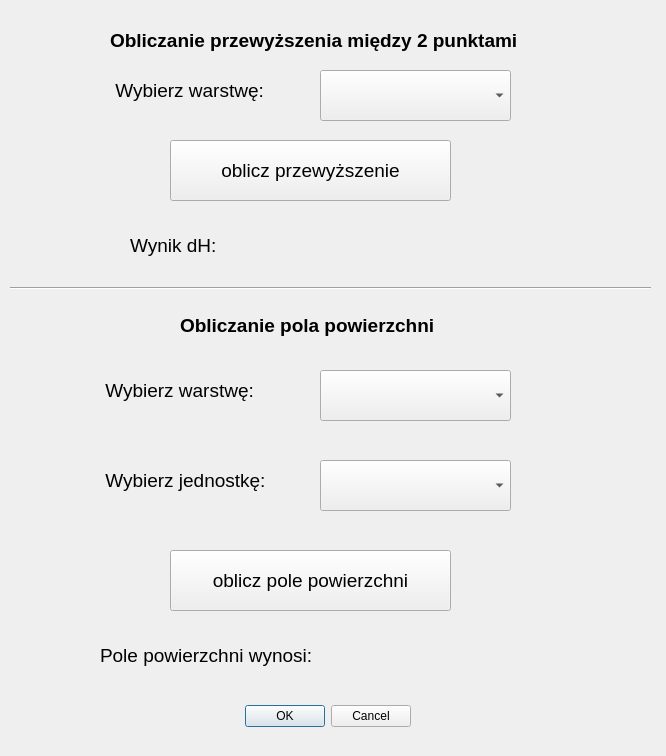
Qt form module_wtyczka_projekt2/module_wtyczka_projekt2_dialog_base.ui (AleksanderAP/inf_proj2) before a commit.
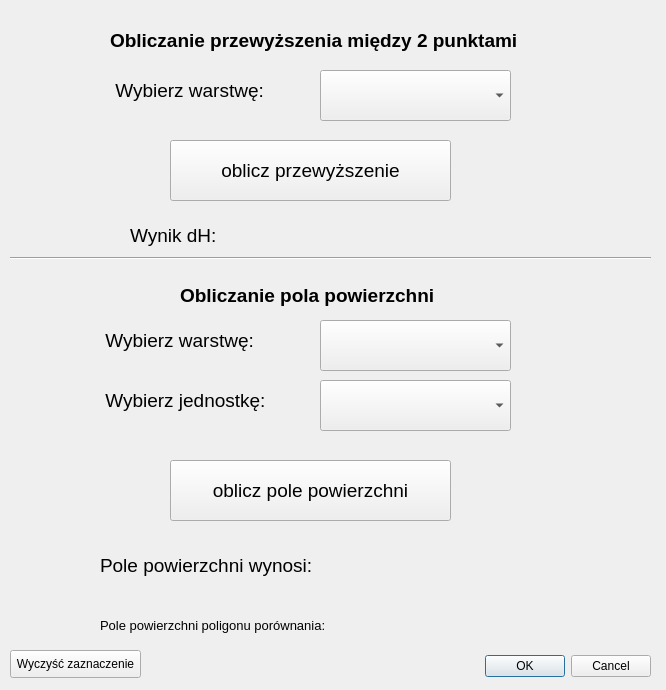
The same form after that commit. Custom widgets are drawn as their Qt base class.

Commit message: pole porownania i przycisk czyszczenia

```diff
--- a/module_wtyczka_projekt2/module_wtyczka_projekt2_dialog_base.ui
+++ b/module_wtyczka_projekt2/module_wtyczka_projekt2_dialog_base.ui
@@ -7,7 +7,7 @@
     <x>0</x>
     <y>0</y>
     <width>666</width>
-    <height>756</height>
+    <height>690</height>
    </rect>
   </property>
   <property name="windowTitle">
@@ -16,8 +16,8 @@
   <widget class="QDialogButtonBox" name="button_box">
    <property name="geometry">
     <rect>
-     <x>70</x>
-     <y>700</y>
+     <x>310</x>
+     <y>650</y>
      <width>341</width>
      <height>32</height>
     </rect>
@@ -79,7 +79,7 @@
    <property name="geometry">
     <rect>
      <x>130</x>
-     <y>210</y>
+     <y>200</y>
      <width>141</width>
      <height>71</height>
     </rect>
@@ -97,7 +97,7 @@
    <property name="geometry">
     <rect>
      <x>360</x>
-     <y>210</y>
+     <y>200</y>
      <width>171</width>
      <height>51</height>
     </rect>
@@ -135,7 +135,7 @@
    <property name="geometry">
     <rect>
      <x>180</x>
-     <y>300</y>
+     <y>270</y>
      <width>321</width>
      <height>51</height>
     </rect>
@@ -155,7 +155,7 @@
    <property name="geometry">
     <rect>
      <x>100</x>
-     <y>360</y>
+     <y>310</y>
      <width>191</width>
      <height>61</height>
     </rect>
@@ -173,7 +173,7 @@
    <property name="geometry">
     <rect>
      <x>320</x>
-     <y>370</y>
+     <y>320</y>
      <width>191</width>
      <height>51</height>
     </rect>
@@ -183,7 +183,7 @@
    <property name="geometry">
     <rect>
      <x>170</x>
-     <y>550</y>
+     <y>460</y>
      <width>281</width>
      <height>61</height>
     </rect>
@@ -201,7 +201,7 @@
    <property name="geometry">
     <rect>
      <x>100</x>
-     <y>620</y>
+     <y>530</y>
      <width>221</width>
      <height>71</height>
     </rect>
@@ -219,7 +219,7 @@
    <property name="geometry">
     <rect>
      <x>350</x>
-     <y>630</y>
+     <y>540</y>
      <width>241</width>
      <height>51</height>
     </rect>
@@ -237,7 +237,7 @@
    <property name="geometry">
     <rect>
      <x>10</x>
-     <y>280</y>
+     <y>250</y>
      <width>641</width>
      <height>16</height>
     </rect>
@@ -250,7 +250,7 @@
    <property name="geometry">
     <rect>
      <x>100</x>
-     <y>450</y>
+     <y>370</y>
      <width>191</width>
      <height>61</height>
     </rect>
@@ -268,7 +268,7 @@
    <property name="geometry">
     <rect>
      <x>320</x>
-     <y>460</y>
+     <y>380</y>
      <width>191</width>
      <height>51</height>
     </rect>
@@ -279,6 +279,55 @@
     </font>
    </property>
   </widget>
+  <widget class="QLabel" name="label_area_result_title_ref">
+   <property name="geometry">
+    <rect>
+     <x>100</x>
+     <y>590</y>
+     <width>231</width>
+     <height>71</height>
+    </rect>
+   </property>
+   <property name="font">
+    <font>
+     <pointsize>10</pointsize>
+    </font>
+   </property>
+   <property name="text">
+    <string>Pole powierzchni poligonu porównania:</string>
+   </property>
+  </widget>
+  <widget class="QLabel" name="label_area_result_ref">
+   <property name="geometry">
+    <rect>
+     <x>350</x>
+     <y>600</y>
+     <width>241</width>
+     <height>51</height>
+    </rect>
+   </property>
+   <property name="font">
+    <font>
+     <pointsize>10</pointsize>
+    </font>
+   </property>
+   <property name="text">
+    <string/>
+   </property>
+  </widget>
+  <widget class="QPushButton" name="pushButton_clear_selection">
+   <property name="geometry">
+    <rect>
+     <x>10</x>
+     <y>650</y>
+     <width>131</width>
+     <height>28</height>
+    </rect>
+   </property>
+   <property name="text">
+    <string>Wyczyść zaznaczenie</string>
+   </property>
+  </widget>
  </widget>
  <customwidgets>
   <customwidget>
```
The commit also changes 4 other files.
